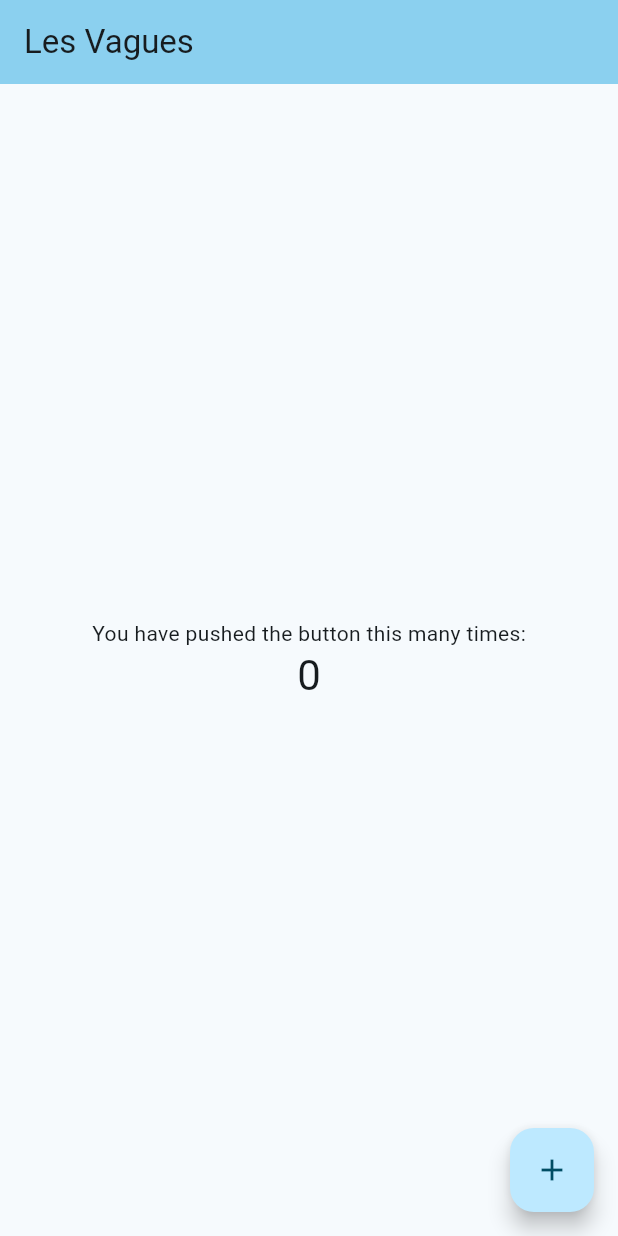
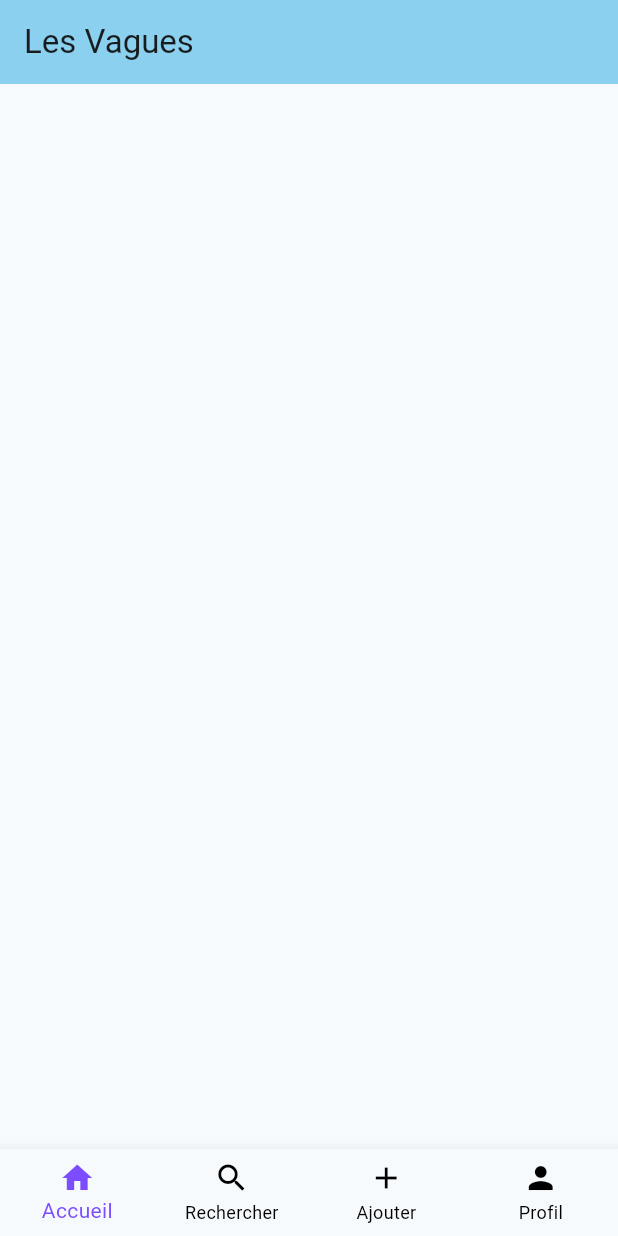
Before and after one commit to aurianebgnl/les_vagues, a Flutter app: the screen it shows after launch, on a phone screen of 412 x 824 dp. Run offline on Flutter 3.47's test engine with Material 3 defaults, Android fonts, the phone set to English and light mode, and no system bars.

Commit message:
add home page

```diff
--- a/lib/app.dart
+++ b/lib/app.dart
@@ -20,7 +20,7 @@ class MyApp extends StatelessWidget {
       initialRoute: '/', // Page de démarrage
       routes: {
         '/': (context) => MyHomePage(title: 'Les Vagues'),
-        '/detailspot/id': (context) => DetailSpotPage(title: 'Les Vagues'),
+        '/detailspot': (context) => DetailSpotPage(title: 'Les Vagues'),
         //'/add': (context) => AjoutSpot(title: 'Les Vagues'),
         //'/search' : (context) => RecherchePage(title: 'Les Vagues'),
         //'/profile' : (context) => ProfilPage(title: 'Les Vagues'),
--- a/lib/pages/home_page.dart
+++ b/lib/pages/home_page.dart
@@ -1,16 +1,9 @@
 import 'package:flutter/material.dart';
+import 'package:les_vagues/widgets/bottom_nav.dart';
+import 'package:les_vagues/widgets/top_nav.dart';
 
 class MyHomePage extends StatefulWidget {
   const MyHomePage({super.key, required this.title});
-
-  // This widget is the home page of your application. It is stateful, meaning
-  // that it has a State object (defined below) that contains fields that affect
-  // how it looks.
-
-  // This class is the configuration for the state. It holds the values (in this
-  // case the title) provided by the parent (in this case the App widget) and
-  // used by the build method of the State. Fields in a Widget subclass are
-  // always marked "final".
 
   final String title;
 
@@ -19,69 +12,14 @@ class MyHomePage extends StatefulWidget {
 }
 
 class _MyHomePageState extends State<MyHomePage> {
-  int _counter = 0;
-
-  void _incrementCounter() {
-    setState(() {
-      // This call to setState tells the Flutter framework that something has
-      // changed in this State, which causes it to rerun the build method below
-      // so that the display can reflect the updated values. If we changed
-      // _counter without calling setState(), then the build method would not be
-      // called again, and so nothing would appear to happen.
-      _counter++;
-    });
-  }
-
   @override
   Widget build(BuildContext context) {
-    // This method is rerun every time setState is called, for instance as done
-    // by the _incrementCounter method above.
-    //
-    // The Flutter framework has been optimized to make rerunning build methods
-    // fast, so that you can just rebuild anything that needs updating rather
-    // than having to individually change instances of widgets.
     return Scaffold(
-      appBar: AppBar(
-        // TRY THIS: Try changing the color here to a specific color (to
-        // Colors.amber, perhaps?) and trigger a hot reload to see the AppBar
-        // change color while the other colors stay the same.
-        backgroundColor: Theme.of(context).colorScheme.inversePrimary,
-        // Here we take the value from the MyHomePage object that was created by
-        // the App.build method, and use it to set our appbar title.
-        title: Text(widget.title),
+      appBar: MyTopNav(),
+      body : Container(
+
       ),
-      body: Center(
-        // Center is a layout widget. It takes a single child and positions it
-        // in the middle of the parent.
-        child: Column(
-          // Column is also a layout widget. It takes a list of children and
-          // arranges them vertically. By default, it sizes itself to fit its
-          // children horizontally, and tries to be as tall as its parent.
-          //
-          // Column has various properties to control how it sizes itself and
-          // how it positions its children. Here we use mainAxisAlignment to
-          // center the children vertically; the main axis here is the vertical
-          // axis because Columns are vertical (the cross axis would be
-          // horizontal).
-          //
-          // TRY THIS: Invoke "debug painting" (choose the "Toggle Debug Paint"
-          // action in the IDE, or press "p" in the console), to see the
-          // wireframe for each widget.
-          mainAxisAlignment: MainAxisAlignment.center,
-          children: <Widget>[
-            const Text('You have pushed the button this many times:'),
-            Text(
-              '$_counter',
-              style: Theme.of(context).textTheme.headlineMedium,
-            ),
-          ],
-        ),
-      ),
-      floatingActionButton: FloatingActionButton(
-        onPressed: _incrementCounter,
-        tooltip: 'Increment',
-        child: const Icon(Icons.add),
-      ), // This trailing comma makes auto-formatting nicer for build methods.
+      bottomNavigationBar: MyBottomNav(currentIndex: 0, onTap: (index) {}),
     );
   }
 }
```
Also changed, not shown: lib/main.dart (line endings or trailing spaces).
